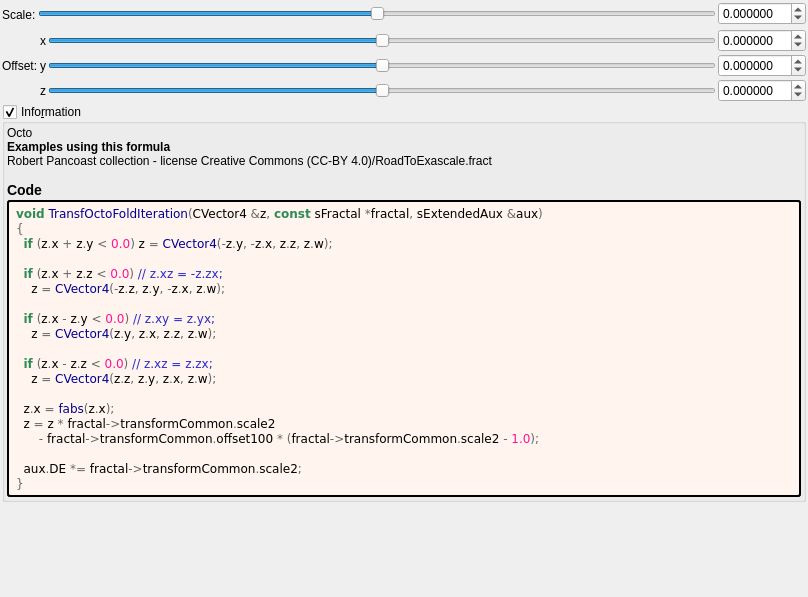
Old version of the form mandelbulber2/formula/ui/fractal_transf_octo_fold.ui in the repository buddhi1980/mandelbulber2.
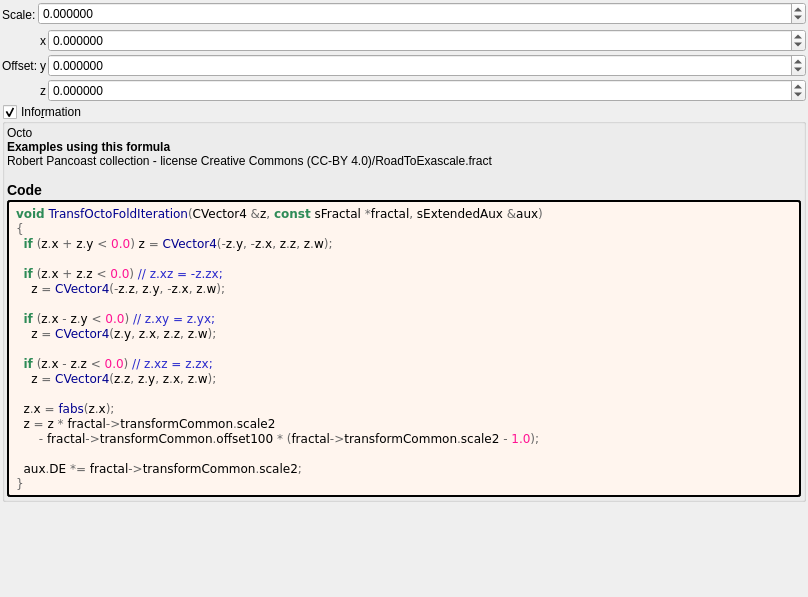
New version of the form. Custom widgets are drawn as their Qt base class.

What changed in the file:
```diff
--- a/mandelbulber2/formula/ui/fractal_transf_octo_fold.ui
+++ b/mandelbulber2/formula/ui/fractal_transf_octo_fold.ui
@@ -30,63 +30,10 @@
     <number>2</number>
    </property>
    <item>
-    <layout class="QGridLayout" name="gridLayout">
+    <layout class="QGridLayout" name="gridLayout" columnstretch="0,1">
      <property name="spacing">
       <number>2</number>
      </property>
-     <item row="0" column="2">
-      <widget class="MyDoubleSpinBox" name="spinbox_transf_scale_2">
-       <property name="sizePolicy">
-        <sizepolicy hsizetype="Minimum" vsizetype="Maximum">
-         <horstretch>0</horstretch>
-         <verstretch>0</verstretch>
-        </sizepolicy>
-       </property>
-       <property name="prefix">
-        <string/>
-       </property>
-       <property name="suffix">
-        <string/>
-       </property>
-       <property name="decimals">
-        <number>6</number>
-       </property>
-       <property name="minimum">
-        <double>-99.989999999999995</double>
-       </property>
-       <property name="maximum">
-        <double>99.989999999999995</double>
-       </property>
-       <property name="singleStep">
-        <double>0.100000000000000</double>
-       </property>
-      </widget>
-     </item>
-     <item row="0" column="1">
-      <widget class="QSlider" name="slider_transf_scale_2">
-       <property name="sizePolicy">
-        <sizepolicy hsizetype="Expanding" vsizetype="Maximum">
-         <horstretch>0</horstretch>
-         <verstretch>0</verstretch>
-        </sizepolicy>
-       </property>
-       <property name="minimum">
-        <number>-10000000</number>
-       </property>
-       <property name="maximum">
-        <number>10000000</number>
-       </property>
-       <property name="value">
-        <number>0</number>
-       </property>
-       <property name="sliderPosition">
-        <number>0</number>
-       </property>
-       <property name="orientation">
-        <enum>Qt::Horizontal</enum>
-       </property>
-      </widget>
-     </item>
      <item row="0" column="0" rowspan="2">
       <widget class="QLabel" name="label_108">
        <property name="text">
@@ -94,36 +41,98 @@
        </property>
       </widget>
      </item>
+     <item row="0" column="1">
+      <widget class="MyDoubleSpinBox" name="spinbox_transf_scale_2">
+       <property name="sizePolicy">
+        <sizepolicy hsizetype="Minimum" vsizetype="Maximum">
+         <horstretch>0</horstretch>
+         <verstretch>0</verstretch>
+        </sizepolicy>
+       </property>
+       <property name="prefix">
+        <string/>
+       </property>
+       <property name="suffix">
+        <string/>
+       </property>
+       <property name="decimals">
+        <number>6</number>
+       </property>
+       <property name="minimum">
+        <double>-99.989999999999995</double>
+       </property>
+       <property name="maximum">
+        <double>99.989999999999995</double>
+       </property>
+       <property name="singleStep">
+        <double>0.100000000000000</double>
+       </property>
+      </widget>
+     </item>
     </layout>
    </item>
    <item>
-    <layout class="QGridLayout" name="gridLayout_63">
+    <layout class="QGridLayout" name="gridLayout_63" columnstretch="0,0,0,1">
      <property name="spacing">
       <number>2</number>
      </property>
+     <item row="2" column="3">
+      <widget class="MyDoubleSpinBox" name="spinbox3_transf_offset_100_x">
+       <property name="sizePolicy">
+        <sizepolicy hsizetype="Minimum" vsizetype="Maximum">
+         <horstretch>0</horstretch>
+         <verstretch>0</verstretch>
+        </sizepolicy>
+       </property>
+       <property name="prefix">
+        <string/>
+       </property>
+       <property name="suffix">
+        <string/>
+       </property>
+       <property name="decimals">
+        <number>6</number>
+       </property>
+       <property name="minimum">
+        <double>-99.989999999999995</double>
+       </property>
+       <property name="maximum">
+        <double>99.989999999999995</double>
+       </property>
+       <property name="singleStep">
+        <double>0.100000000000000</double>
+       </property>
+      </widget>
+     </item>
+     <item row="3" column="3">
+      <widget class="MyDoubleSpinBox" name="spinbox3_transf_offset_100_y">
+       <property name="sizePolicy">
+        <sizepolicy hsizetype="Minimum" vsizetype="Maximum">
+         <horstretch>0</horstretch>
+         <verstretch>0</verstretch>
+        </sizepolicy>
+       </property>
+       <property name="prefix">
+        <string/>
+       </property>
+       <property name="suffix">
+        <string/>
+       </property>
+       <property name="decimals">
+        <number>6</number>
+       </property>
+       <property name="minimum">
+        <double>-99.989999999999995</double>
+       </property>
+       <property name="maximum">
+        <double>99.989999999999995</double>
+       </property>
+       <property name="singleStep">
+        <double>0.100000000000000</double>
+       </property>
+      </widget>
+     </item>
      <item row="4" column="3">
-      <widget class="QSlider" name="slider3_transf_offset_100_z">
-       <property name="sizePolicy">
-        <sizepolicy hsizetype="Expanding" vsizetype="Maximum">
-         <horstretch>0</horstretch>
-         <verstretch>0</verstretch>
-        </sizepolicy>
-       </property>
-       <property name="minimum">
-        <number>-5000000</number>
-       </property>
-       <property name="maximum">
-        <number>5000000</number>
-       </property>
-       <property name="singleStep">
-        <number>1</number>
-       </property>
-       <property name="orientation">
-        <enum>Qt::Horizontal</enum>
-       </property>
-      </widget>
-     </item>
-     <item row="4" column="4">
       <widget class="MyDoubleSpinBox" name="spinbox3_transf_offset_100_z">
        <property name="sizePolicy">
         <sizepolicy hsizetype="Minimum" vsizetype="Maximum">
@@ -151,6 +160,20 @@
        </property>
       </widget>
      </item>
+     <item row="4" column="2">
+      <widget class="QLabel" name="label_115">
+       <property name="text">
+        <string notr="true">z</string>
+       </property>
+      </widget>
+     </item>
+     <item row="2" column="2">
+      <widget class="QLabel" name="label_114">
+       <property name="text">
+        <string notr="true">x</string>
+       </property>
+      </widget>
+     </item>
      <item row="3" column="1">
       <widget class="QLabel" name="label_255">
        <property name="text">
@@ -158,28 +181,6 @@
        </property>
       </widget>
      </item>
-     <item row="3" column="3">
-      <widget class="QSlider" name="slider3_transf_offset_100_y">
-       <property name="sizePolicy">
-        <sizepolicy hsizetype="Expanding" vsizetype="Maximum">
-         <horstretch>0</horstretch>
-         <verstretch>0</verstretch>
-        </sizepolicy>
-       </property>
-       <property name="minimum">
-        <number>-5000000</number>
-       </property>
-       <property name="maximum">
-        <number>5000000</number>
-       </property>
-       <property name="singleStep">
-        <number>1</number>
-       </property>
-       <property name="orientation">
-        <enum>Qt::Horizontal</enum>
-       </property>
-      </widget>
-     </item>
      <item row="3" column="2">
       <widget class="QLabel" name="label_113">
        <property name="text">
@@ -187,98 +188,6 @@
        </property>
       </widget>
      </item>
-     <item row="2" column="3">
-      <widget class="QSlider" name="slider3_transf_offset_100_x">
-       <property name="sizePolicy">
-        <sizepolicy hsizetype="Preferred" vsizetype="Preferred">
-         <horstretch>0</horstretch>
-         <verstretch>0</verstretch>
-        </sizepolicy>
-       </property>
-       <property name="minimum">
-        <number>-5000000</number>
-       </property>
-       <property name="maximum">
-        <number>5000000</number>
-       </property>
-       <property name="singleStep">
-        <number>1</number>
-       </property>
-       <property name="orientation">
-        <enum>Qt::Horizontal</enum>
-       </property>
-      </widget>
-     </item>
-     <item row="2" column="2">
-      <widget class="QLabel" name="label_114">
-       <property name="text">
-        <string notr="true">x</string>
-       </property>
-      </widget>
-     </item>
-     <item row="4" column="2">
-      <widget class="QLabel" name="label_115">
-       <property name="text">
-        <string notr="true">z</string>
-       </property>
-      </widget>
-     </item>
-     <item row="2" column="4">
-      <widget class="MyDoubleSpinBox" name="spinbox3_transf_offset_100_x">
-       <property name="sizePolicy">
-        <sizepolicy hsizetype="Minimum" vsizetype="Maximum">
-         <horstretch>0</horstretch>
-         <verstretch>0</verstretch>
-        </sizepolicy>
-       </property>
-       <property name="prefix">
-        <string/>
-       </property>
-       <property name="suffix">
-        <string/>
-       </property>
-       <property name="decimals">
-        <number>6</number>
-       </property>
-       <property name="minimum">
-        <double>-99.989999999999995</double>
-       </property>
-       <property name="maximum">
-        <double>99.989999999999995</double>
-       </property>
-       <property name="singleStep">
-        <double>0.100000000000000</double>
-       </property>
-      </widget>
-     </item>
-     <item row="3" column="4">
-      <widget class="MyDoubleSpinBox" name="spinbox3_transf_offset_100_y">
-       <property name="sizePolicy">
-        <sizepolicy hsizetype="Minimum" vsizetype="Maximum">
-         <horstretch>0</horstretch>
-         <verstretch>0</verstretch>
-        </sizepolicy>
-       </property>
-       <property name="prefix">
-        <string/>
-       </property>
-       <property name="suffix">
-        <string/>
-       </property>
-       <property name="decimals">
-        <number>6</number>
-       </property>
-       <property name="minimum">
-        <double>-99.989999999999995</double>
-       </property>
-       <property name="maximum">
-        <double>99.989999999999995</double>
-       </property>
-       <property name="singleStep">
-        <double>0.100000000000000</double>
-       </property>
-      </widget>
-     </item>
     </layout>
    </item>
    <item>
@@ -385,17 +294,17 @@
   </layout>
  </widget>
  <customwidgets>
-  <customwidget>
-   <class>MyDoubleSpinBox</class>
-   <extends>QDoubleSpinBox</extends>
-   <header>my_double_spin_box.h</header>
-  </customwidget>
   <customwidget>
    <class>MyGroupBox</class>
    <extends>QGroupBox</extends>
    <header>my_group_box.h</header>
    <container>1</container>
   </customwidget>
+  <customwidget>
+   <class>MyDoubleSpinBox</class>
+   <extends>QDoubleSpinBox</extends>
+   <header>my_double_spin_box.h</header>
+  </customwidget>
  </customwidgets>
  <tabstops>
   <tabstop>slider_transf_scale_2</tabstop>
```
Left out of the diff: 6 changed lines with no effect on the pictures.
